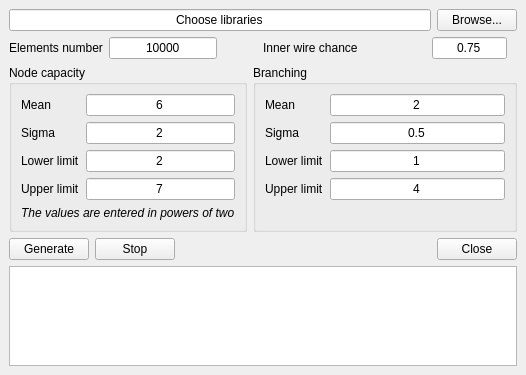
Before: the Qt Designer form app/gui/generatorwindow/generatorwindow.ui in olerapx/VLSI-Designer, drawn with Qt 5.
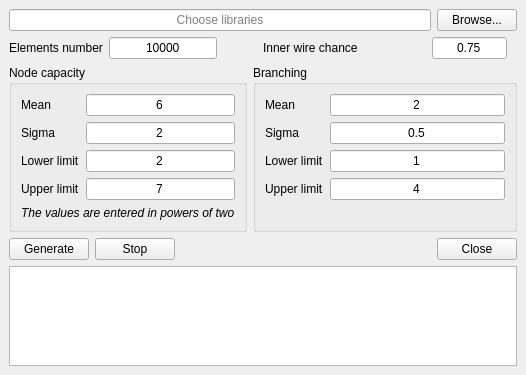
After: the same form once the commit is applied.

The edit to the form file:
```diff
--- a/app/gui/generatorwindow/generatorwindow.ui
+++ b/app/gui/generatorwindow/generatorwindow.ui
@@ -59,7 +59,7 @@
          <enum>Qt::NoFocus</enum>
         </property>
         <property name="text">
-         <string>Choose libraries</string>
+         <string/>
         </property>
         <property name="alignment">
          <set>Qt::AlignCenter</set>
@@ -68,7 +68,7 @@
          <bool>true</bool>
         </property>
         <property name="placeholderText">
-         <string>Выберите библиотеки</string>
+         <string>Choose libraries</string>
         </property>
        </widget>
       </item>
```
